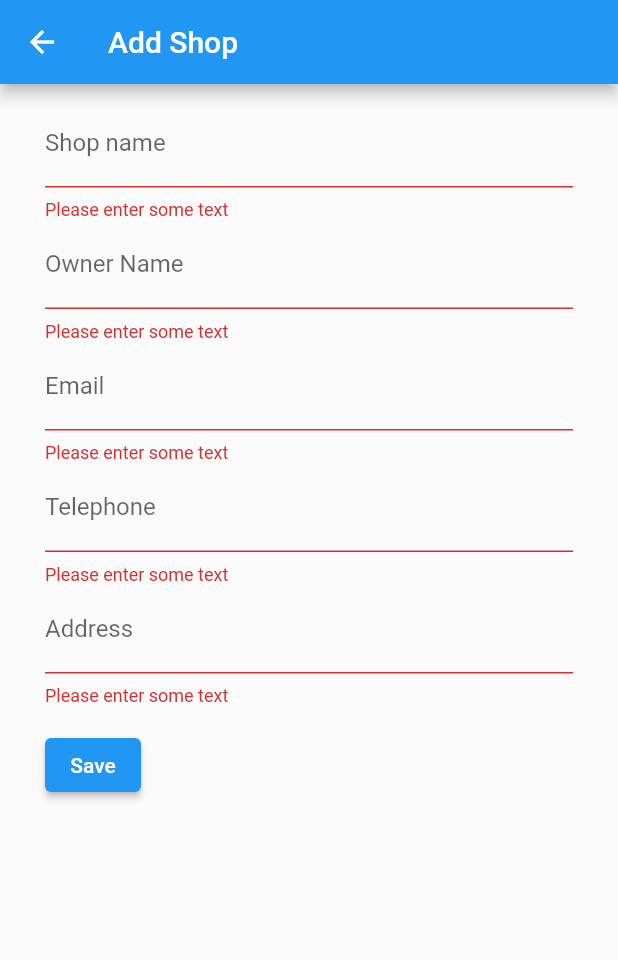
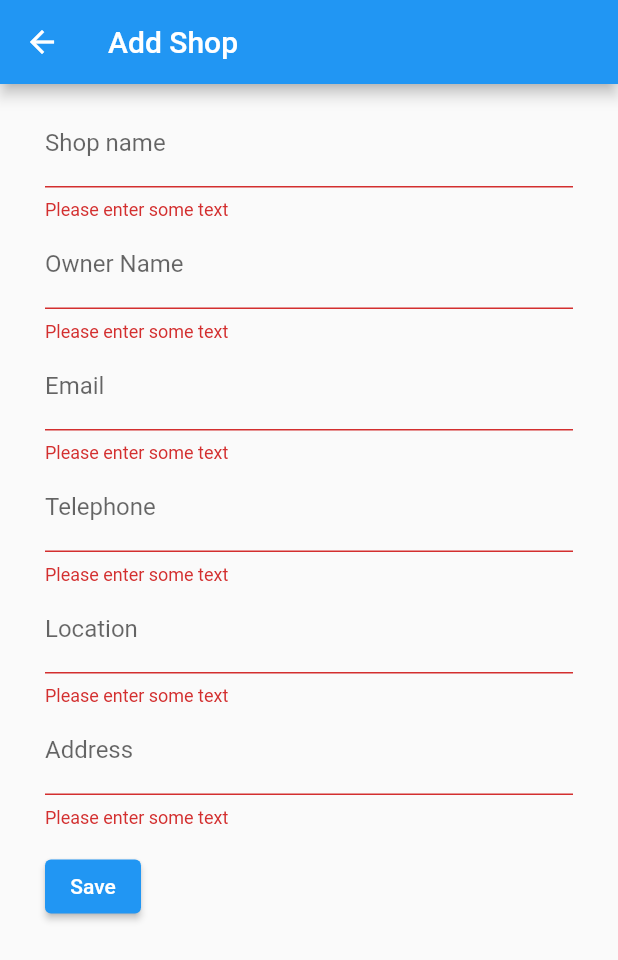
Before and after one commit to yasindu-dilshan/smart-pos-mobile, a Flutter app: the AddShopPage screen opened by its route, after a tap on "Save", on a phone screen of 412 x 824 dp. Shown: the top 960 px of the screen. Run offline on Flutter 3.47's test engine with Material 2 defaults, Android fonts, the phone set to English and light mode, and no system bars; our stand-ins replace datetime_picker_formfield, flutter_svg.

Commit message:
add shops

```diff
--- /dev/null
+++ b/lib/data/shop.dart
@@ -0,0 +1,34 @@
+class Shop {
+  final String name;
+  final String location;
+  final String email;
+  final String telephone;
+  final String longitude;
+  final String latitude;
+  final String ownerName;
+  final String address;
+
+  // ignore: sort_constructors_first
+  Shop(
+      {required this.name,
+      required this.location,
+      required this.email,
+      required this.telephone,
+      required this.longitude,
+      required this.latitude,
+      required this.ownerName,
+      required this.address});
+
+  // ignore: sort_constructors_first
+  factory Shop.fromJSON(Map<String, dynamic> data) {
+    return Shop(
+        name: data['name'],
+        location: data['location'],
+        email: data['email'],
+        telephone: data['telephone'],
+        longitude: data['longitude'],
+        latitude: data['latitude'],
+        ownerName: data['ownerName'],
+        address: data['address']);
+  }
+}
--- a/lib/pages/add_shop_page.dart
+++ b/lib/pages/add_shop_page.dart
@@ -1,13 +1,15 @@
 import 'package:flutter/material.dart';
+import 'package:smart_pos_mobile/pages/home_page.dart';
+import 'package:smart_pos_mobile/services/shop_service.dart';
 
 class AddShopPage extends StatelessWidget {
-  static const routeName = "/addShopPage";
+  static const routeName = '/addShopPage';
 
   @override
   Widget build(BuildContext context) {
     return Scaffold(
         appBar: AppBar(
-          title: Text("Add Shop"),
+          title: Text('Add Shop'),
         ),
         body: AddShopForm());
   }
@@ -21,6 +23,13 @@ class AddShopForm extends StatefulWidget {
 class _AddShopFormState extends State<AddShopForm> {
   final _formKey = GlobalKey<FormState>();
 
+  final shopName_controller = TextEditingController();
+  final ownerName_controller = TextEditingController();
+  final email_controller = TextEditingController();
+  final telephone_controller = TextEditingController();
+  final address_controller = TextEditingController();
+  final location_controller = TextEditingController();
+
   @override
   Widget build(BuildContext context) {
     return Form(
@@ -31,9 +40,10 @@ class _AddShopFormState extends State<AddShopForm> {
           crossAxisAlignment: CrossAxisAlignment.start,
           children: [
             TextFormField(
+              controller: shopName_controller,
               decoration: InputDecoration(
                 border: UnderlineInputBorder(),
-                labelText: "Shop name",
+                labelText: 'Shop name',
               ),
               validator: (value) {
                 if (value == null || value.isEmpty) {
@@ -43,9 +53,10 @@ class _AddShopFormState extends State<AddShopForm> {
               },
             ),
             TextFormField(
+              controller: ownerName_controller,
               decoration: InputDecoration(
                 border: UnderlineInputBorder(),
-                labelText: "Owner Name",
+                labelText: 'Owner Name',
               ),
               validator: (value) {
                 if (value == null || value.isEmpty) {
@@ -55,9 +66,10 @@ class _AddShopFormState extends State<AddShopForm> {
               },
             ),
             TextFormField(
+              controller: email_controller,
               decoration: InputDecoration(
                 border: UnderlineInputBorder(),
-                labelText: "Email",
+                labelText: 'Email',
               ),
               validator: (value) {
                 if (value == null || value.isEmpty) {
@@ -67,9 +79,10 @@ class _AddShopFormState extends State<AddShopForm> {
               },
             ),
             TextFormField(
+              controller: telephone_controller,
               decoration: InputDecoration(
                 border: UnderlineInputBorder(),
-                labelText: "Telephone",
+                labelText: 'Telephone',
               ),
               validator: (value) {
                 if (value == null || value.isEmpty) {
@@ -79,9 +92,23 @@ class _AddShopFormState extends State<AddShopForm> {
               },
             ),
             TextFormField(
+              controller: location_controller,
               decoration: InputDecoration(
                 border: UnderlineInputBorder(),
-                labelText: "Address",
+                labelText: 'Location',
+              ),
+              validator: (value) {
+                if (value == null || value.isEmpty) {
+                  return 'Please enter some text';
+                }
+                return null;
+              },
+            ),
+            TextFormField(
+              controller: address_controller,
+              decoration: InputDecoration(
+                border: UnderlineInputBorder(),
+                labelText: 'Address',
               ),
               validator: (value) {
                 if (value == null || value.isEmpty) {
@@ -96,11 +123,19 @@ class _AddShopFormState extends State<AddShopForm> {
             ElevatedButton(
               onPressed: () {
                 if (_formKey.currentState!.validate()) {
+                  var a = ShopService.addShop(
+                      shopName_controller.text,
+                      ownerName_controller.text,
+                      email_controller.text,
+                      telephone_controller.text,
+                      location_controller.text,
+                      address_controller.text);
                   ScaffoldMessenger.of(context)
-                      .showSnackBar(SnackBar(content: Text("Saved")));
+                      .showSnackBar(SnackBar(content: Text('Saved')));
+                  Navigator.of(context).pushNamed(HomePage.routeName);
                 }
               },
-              child: Text("Save"),
+              child: Text('Save'),
             )
           ],
         ),
```
Also changed, not shown: lib/pages/home_page.dart (+31 -14 lines), lib/services/shop_service.dart (added, +29 -0 lines).
